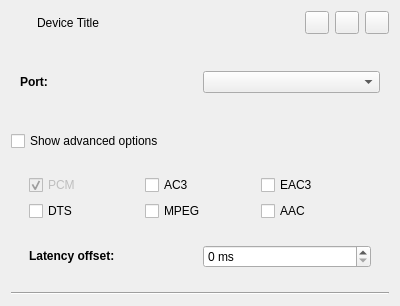
Above: src/devicewidget.ui from lxqt/pavucontrol-qt before the change. Below: the same form after it.
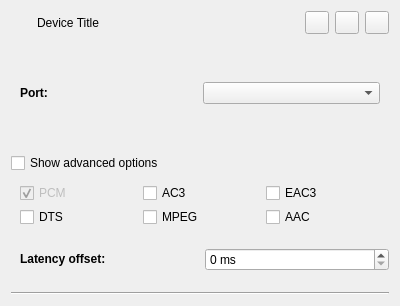
That is the form after the change. Icons and pictures are not drawn.

Commit message: ui: Condense device advanced settings

The edit to the form file:
```diff
--- a/src/devicewidget.ui
+++ b/src/devicewidget.ui
@@ -120,9 +120,39 @@
    <item>
     <widget class="QWidget" name="advancedWidget" native="true">
      <layout class="QVBoxLayout" name="verticalLayout_2">
+      <property name="spacing">
+       <number>0</number>
+      </property>
+      <property name="leftMargin">
+       <number>9</number>
+      </property>
+      <property name="topMargin">
+       <number>0</number>
+      </property>
+      <property name="rightMargin">
+       <number>0</number>
+      </property>
+      <property name="bottomMargin">
+       <number>0</number>
+      </property>
       <item>
        <widget class="QWidget" name="encodingSelect" native="true">
         <layout class="QGridLayout" name="gridLayout">
+         <property name="leftMargin">
+          <number>0</number>
+         </property>
+         <property name="topMargin">
+          <number>0</number>
+         </property>
+         <property name="rightMargin">
+          <number>0</number>
+         </property>
+         <property name="bottomMargin">
+          <number>0</number>
+         </property>
+         <property name="spacing">
+          <number>0</number>
+         </property>
          <item row="0" column="0">
           <widget class="QCheckBox" name="encodingFormatPCM">
            <property name="enabled">
@@ -177,6 +207,21 @@
       <item>
        <widget class="QWidget" name="offsetSelect" native="true">
         <layout class="QHBoxLayout" name="horizontalLayout_3">
+         <property name="spacing">
+          <number>0</number>
+         </property>
+         <property name="leftMargin">
+          <number>0</number>
+         </property>
+         <property name="topMargin">
+          <number>0</number>
+         </property>
+         <property name="rightMargin">
+          <number>0</number>
+         </property>
+         <property name="bottomMargin">
+          <number>0</number>
+         </property>
          <item>
           <widget class="QLabel" name="label_4">
            <property name="text">
```
